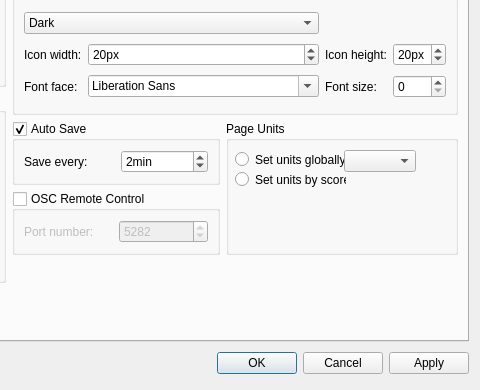
The window that mscore/prefsdialog.ui (sidewayss/MuseScore) describes before a commit, drawn with Qt 5; both pictures show x 354 to 834 and y 179 to 569 of the 834 by 569 pixel window.
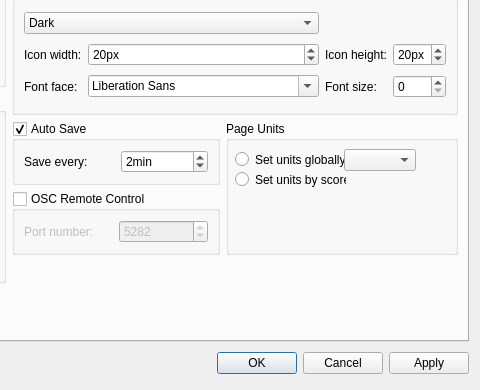
The same window after the commit. Icons and pictures are not drawn. Custom widgets are drawn as their Qt base class.

```diff
--- a/mscore/prefsdialog.ui
+++ b/mscore/prefsdialog.ui
@@ -794,7 +794,7 @@
             <property name="geometry">
              <rect>
               <x>118</x>
-              <y>29</y>
+              <y>28</y>
               <width>69</width>
               <height>20</height>
              </rect>
```
